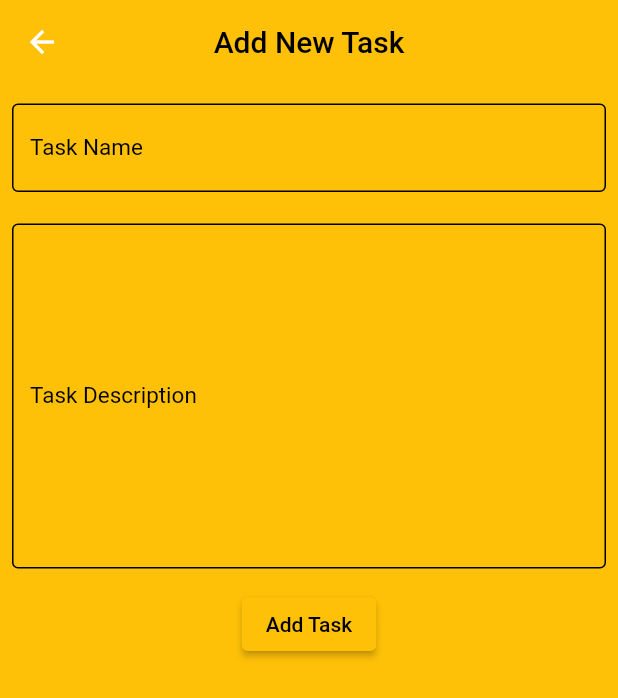
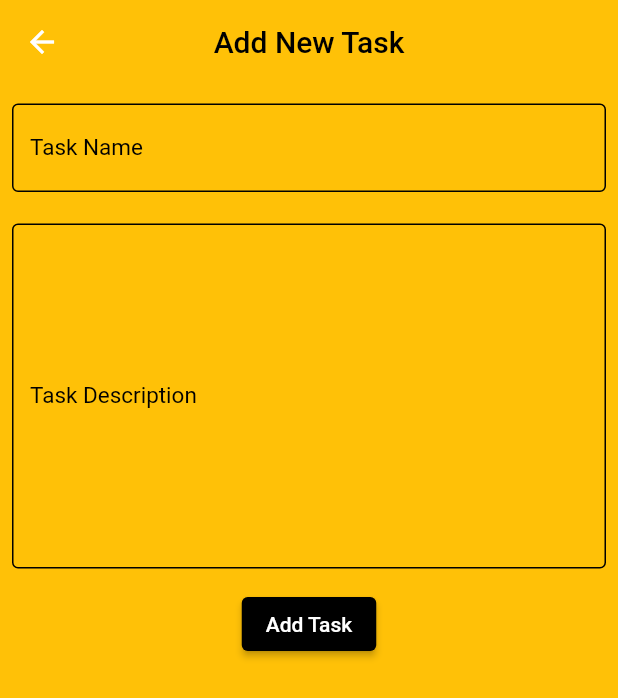
Before and after one commit to Ashlesh105/todoApp, a Flutter app: the TaskList screen opened directly, after a tap on the "add" icon, on a phone screen of 412 x 824 dp. Shown: the top 698 px of the screen. Run offline on Flutter 3.47's test engine with Material 2 defaults, Android fonts, the phone set to English and light mode, and no system bars; our stand-ins replace animated_splash_screen, flutter_slidable, fluttertoast, sqflite; accounts and stored records are empty.

Commit message:
first Commit

```diff
--- a/lib/add_new_task.dart
+++ b/lib/add_new_task.dart
@@ -27,7 +27,7 @@ class _AddNewTaskState extends State<AddNewTask> {
     taskDescController.clear();
   }
 
-  displayToastMessage(message) {
+  displayToastMessage(String message) {
     Fluttertoast.showToast(
         msg: message,
         toastLength: Toast.LENGTH_SHORT,
@@ -119,7 +119,7 @@ class _AddNewTaskState extends State<AddNewTask> {
               ),
               ElevatedButton(
                   style:
-                      ElevatedButton.styleFrom(backgroundColor: Colors.amber),
+                      ElevatedButton.styleFrom(backgroundColor: Colors.black),
                   onPressed: () {
                     setState(() {
                       taskName = taskNameController.text;
@@ -130,7 +130,7 @@ class _AddNewTaskState extends State<AddNewTask> {
                   },
                   child: const Text(
                     'Add Task',
-                    style: TextStyle(color: Colors.black),
+                    style: TextStyle(color: Colors.white),
                   ))
             ],
           ),
--- a/lib/main.dart
+++ b/lib/main.dart
@@ -29,7 +29,7 @@ void main() {
 }
 
 class LoginPage extends StatelessWidget {
-  LoginPage({super.key});
+  LoginPage({Key? key}) : super(key: key);
   final GlobalKey<FormState> _formKey = GlobalKey<FormState>();
   @override
   Widget build(BuildContext context) {
--- a/lib/task_list_page.dart
+++ b/lib/task_list_page.dart
@@ -4,7 +4,7 @@ import 'package:login/sqlite_helper.dart';
 import 'package:flutter_slidable/flutter_slidable.dart';
 import 'package:login/update_task.dart';
 
-import 'add_new_task.dart';
+import 'package:login/add_new_task.dart';
 
 class TaskList extends StatefulWidget {
   const TaskList({super.key});
@@ -14,22 +14,23 @@ class TaskList extends StatefulWidget {
 }
 
 class _TaskListState extends State<TaskList> {
-  List<Map<String,dynamic>> Tasks = [];
+  List<Map<String,dynamic>> allTasks = [];
   bool isLoading = true;
 
-  void refreshTasks() async{
+  void refreshTasks() async {
     final data = await SQLHelper.getAllTasks();
     setState(() {
-      Tasks = data;
-      isLoading = false;
+      allTasks = data;
+      isLoading = false; // Check if Tasks is empty here
     });
     setState(() {
-      if(Tasks.isEmpty) isLoading = true;
+      if(allTasks.isEmpty) isLoading =true;
     });
   }
+
+
   @override
   void initState() {
-    // TODO: implement initState
     refreshTasks();
     super.initState();
   }
@@ -42,18 +43,18 @@ class _TaskListState extends State<TaskList> {
         backgroundColor: Colors.white
       ),
       floatingActionButton: FloatingActionButton(backgroundColor: Colors.black,onPressed: (){
-        Navigator.push(context, MaterialPageRoute(builder: (context)=> AddNewTask()));
+        Navigator.push(context, MaterialPageRoute(builder: (context)=> const AddNewTask()));
       },child: const Icon(Icons.add),
       ),
       body: isLoading ? const Center(
         child: CircularProgressIndicator(),
-      ):ListView.builder(itemCount: Tasks.length, itemBuilder: (context,index){
+      ):ListView.builder(itemCount: allTasks.length, itemBuilder: (context,index){
         return GestureDetector(
           onTap: (){
-            Navigator.push(context,MaterialPageRoute(builder: (context)=>UpdatendDeleteTask(originalTaskName: Tasks[index]['taskName'], originalTaskDesc: Tasks[index]['taskDesc'], id: Tasks[index]['id'])));
+            Navigator.push(context,MaterialPageRoute(builder: (context)=>UpdatendDeleteTask(originalTaskName: allTasks[index]['taskName'], originalTaskDesc: allTasks[index]['taskDesc'], id: allTasks[index]['id'])));
 
           },
-          child: TaskCard(taskName: Tasks[index]['taskName'], taskDesc: Tasks[index]['taskDesc'], id: Tasks[index]['id']),
+          child: TaskCard(taskName: allTasks[index]['taskName'], taskDesc: allTasks[index]['taskDesc'], id: allTasks[index]['id']),
         );
       },)
     );
@@ -91,7 +92,7 @@ class _TaskCardState extends State<TaskCard> {
       child: Card(
         elevation: 0,
         color: Colors.black,
-        child: Slidable(actionPane: const SlidableDrawerActionPane(),
+        child: Slidable(actionPane:  const SlidableDrawerActionPane(),
         secondaryActions: [
            IconSlideAction(caption: 'Delete',
            color: Colors.redAccent,
```
Also changed, not shown: pubspec.yaml (+4 -3 lines).
